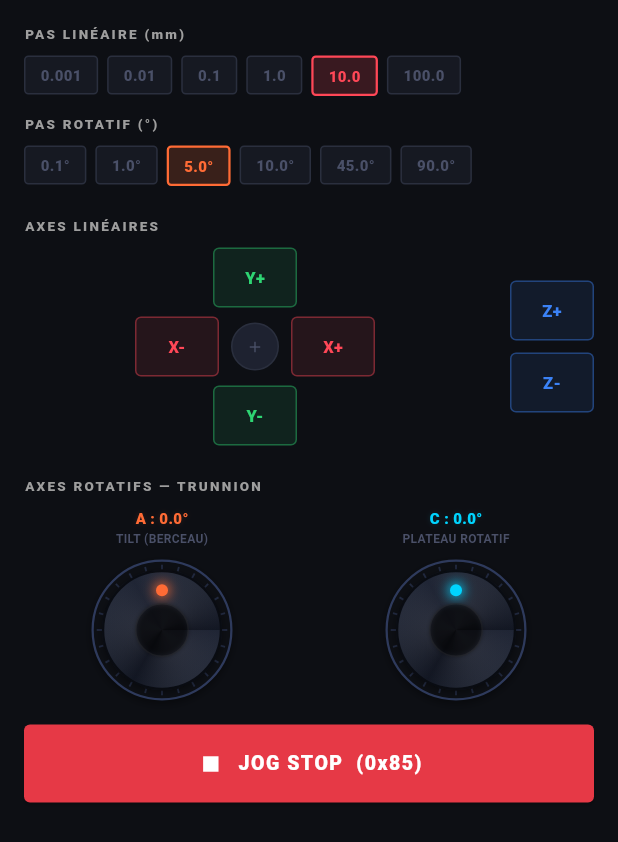
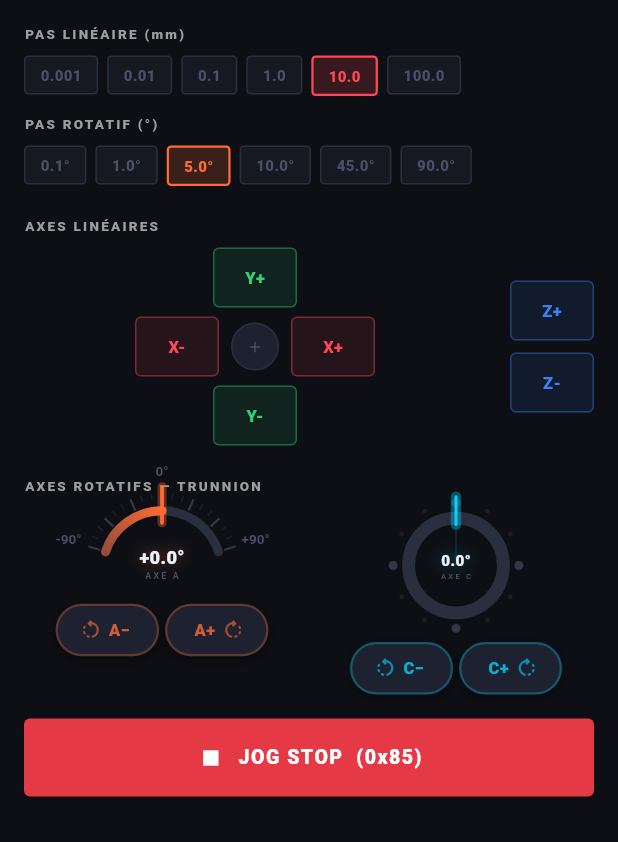
Before and after one commit to professeurp2/forgeron, a Flutter app: the _JogPanel5Axes widget shown alone on an empty page, opened directly, on a phone screen of 412 x 824 dp. Shown: the top 842 px of the screen. Run offline on Flutter 3.47's test engine with Material 3 defaults, Android fonts, the phone set to English and light mode, and no system bars; our stand-ins replace audioplayers, file_picker, flutter_riverpod, freezed_annotation, shared_preferences; missing offline and left inert: dart:html, dart:ui_web, webview_windows; accounts and stored records are empty; network calls fail; Roboto replaces fonts that are missing (JetBrains Mono, RobotoMono).

Commit message:
feat(probing): uniformisation du panneau de Jog des axes rotatifs A et C avec le design du Dashboard

```diff
--- a/lib/presentation/screens/probing_screen.dart
+++ b/lib/presentation/screens/probing_screen.dart
@@ -3,6 +3,7 @@ import 'package:flutter_riverpod/flutter_riverpod.dart';
 import '../../core/theme/app_colors.dart';
 import '../../core/widgets/glass_panel.dart';
 import '../widgets/dashboard/cnc_panel_widgets.dart';
+import '../widgets/dashboard/gauge_widgets.dart';
 import '../../application/providers/machine_provider.dart';
 import '../../application/providers/jog_provider.dart';
 import '../../domain/models/jog_command.dart';
@@ -302,35 +303,81 @@ class _JogPanel5AxesState extends ConsumerState<_JogPanel5Axes> {
         SizedBox(height: 20),
         _sectionTitle('AXES ROTATIFS — TRUNNION'),
         SizedBox(height: 8),
-        Row(children: [
+        Row(
+          mainAxisAlignment: MainAxisAlignment.spaceEvenly,
+          crossAxisAlignment: CrossAxisAlignment.start,
+          children: [
             Expanded(
-            child: CncJogDial(
-              axis: 'A',
-              label: 'TILT (BERCEAU)',
+              child: Column(
+                crossAxisAlignment: CrossAxisAlignment.center,
+                children: [
+                  ArcGauge(
+                    value: wPos[3],
+                    minValue: -90,
+                    maxValue: 90,
                     color: AppColors.axisA,
-              currentValue: wPos[3],
-              multiplier: (jog.rotaryStep * 10).round(),
-              onJog: (step) {
-                ref.read(machineRepositoryProvider).jog('A', step, 3600);
-              },
-              size: 80,
+                    axisLabel: 'A',
+                    size: 90,
+                  ),
+                  const SizedBox(height: 6),
+                  Row(
+                    mainAxisSize: MainAxisSize.min,
+                    mainAxisAlignment: MainAxisAlignment.center,
+                    children: [
+                      RotaryJogButton(
+                        isPlus: false,
+                        axisLabel: 'A',
+                        color: AppColors.axisA,
+                        onTap: () => jogN.jogRotary('A', -1),
+                      ),
+                      const SizedBox(width: 4),
+                      RotaryJogButton(
+                        isPlus: true,
+                        axisLabel: 'A',
+                        color: AppColors.axisA,
+                        onTap: () => jogN.jogRotary('A', 1),
+                      ),
+                    ],
+                  ),
+                ],
               ),
             ),
-          SizedBox(width: 12),
+            const SizedBox(width: 12),
             Expanded(
-            child: CncJogDial(
-              axis: 'C',
-              label: 'PLATEAU ROTATIF',
+              child: Column(
+                crossAxisAlignment: CrossAxisAlignment.center,
+                children: [
+                  RingGauge(
+                    value: wPos[4] % 360,
                     color: AppColors.axisC,
-              currentValue: wPos[4],
-              multiplier: (jog.rotaryStep * 10).round(),
-              onJog: (step) {
-                ref.read(machineRepositoryProvider).jog('C', step, 3600);
-              },
-              size: 80,
+                    axisLabel: 'C',
+                    size: 78,
+                  ),
+                  const SizedBox(height: 12),
+                  Row(
+                    mainAxisSize: MainAxisSize.min,
+                    mainAxisAlignment: MainAxisAlignment.center,
+                    children: [
+                      RotaryJogButton(
+                        isPlus: false,
+                        axisLabel: 'C',
+                        color: AppColors.axisC,
+                        onTap: () => jogN.jogRotary('C', -1),
+                      ),
+                      const SizedBox(width: 4),
+                      RotaryJogButton(
+                        isPlus: true,
+                        axisLabel: 'C',
+                        color: AppColors.axisC,
+                        onTap: () => jogN.jogRotary('C', 1),
+                      ),
+                    ],
+                  ),
+                ],
               ),
             ),
-        ]),
+          ],
+        ),
         SizedBox(height: 16),
         SizedBox(
           width: double.infinity, height: 52,
```
Lines whose indentation alone changed are shown as unchanged.
